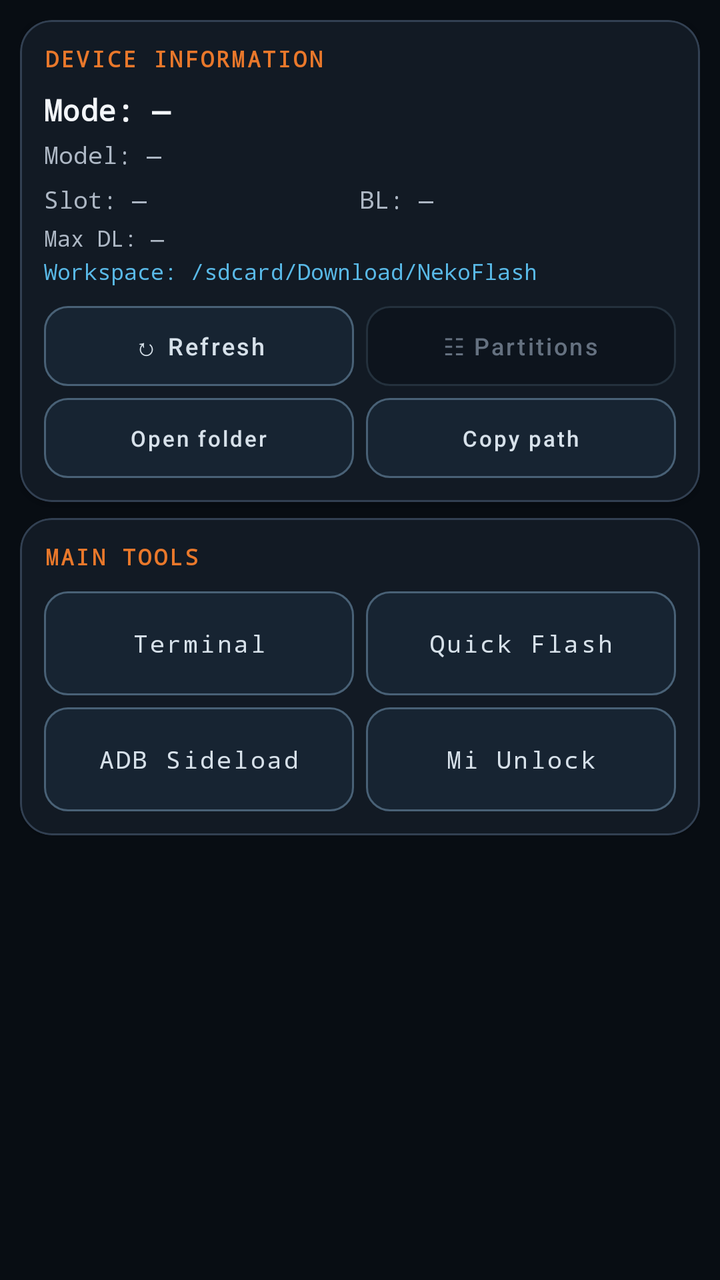
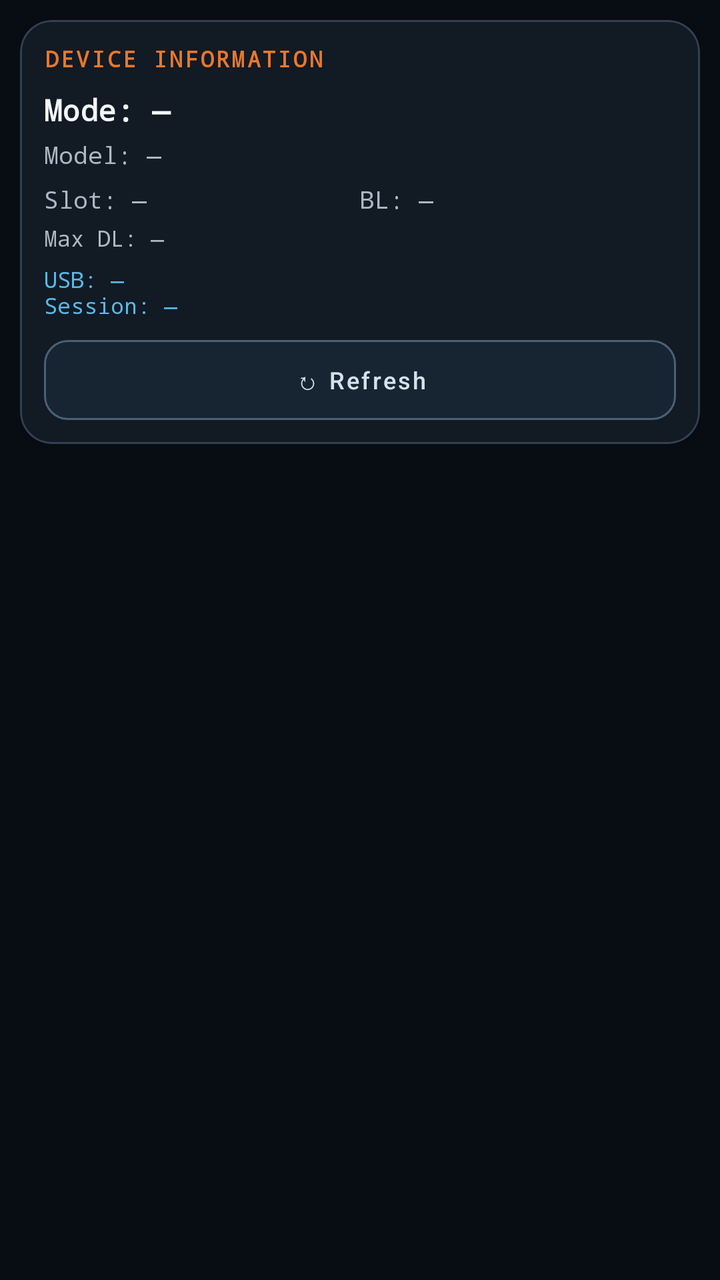

Screens rendered from an Android XML layout before and after an edit, with the pre-edit source and the edit as a unified diff.
<!-- AndroidManifest.xml: application theme Theme.NekoFlash -->
<!-- res/layout/page_home.xml -->
<?xml version="1.0" encoding="utf-8"?>
<ScrollView
    xmlns:android="http://schemas.android.com/apk/res/android"
    xmlns:app="http://schemas.android.com/apk/res-auto"
    android:id="@+id/pageHome"
    android:layout_width="match_parent"
    android:layout_height="match_parent"
    android:overScrollMode="ifContentScrolls">

    <LinearLayout
        android:layout_width="match_parent"
        android:layout_height="wrap_content"
        android:orientation="vertical"
        android:padding="10dp">

        
        <com.google.android.material.card.MaterialCardView
            android:id="@+id/cardHomeDeviceInfo"
            android:layout_width="match_parent"
            android:layout_height="wrap_content"
            app:cardBackgroundColor="@color/bg_card"
            app:cardCornerRadius="16dp"
            app:strokeColor="@color/stroke"
            app:strokeWidth="1dp">

            <LinearLayout
                android:layout_width="match_parent"
                android:layout_height="wrap_content"
                android:orientation="vertical"
                android:padding="12dp">

                <TextView
                    android:layout_width="match_parent"
                    android:layout_height="wrap_content"
                    android:text="@string/layout_device_title"
                    android:textColor="@color/accent"
                    android:textSize="11sp"
                    android:textStyle="bold"
                    android:letterSpacing="0.1"
                    android:fontFamily="monospace" />

                <TextView
                    android:id="@+id/tvDeviceModeValue"
                    android:layout_width="match_parent"
                    android:layout_height="wrap_content"
                    android:layout_marginTop="8dp"
                    android:text="@string/layout_mode_empty"
                    android:textColor="@color/text_primary"
                    android:textSize="15sp"
                    android:textStyle="bold"
                    android:fontFamily="monospace" />

                <TextView
                    android:id="@+id/tvDeviceProductValue"
                    android:layout_width="match_parent"
                    android:layout_height="wrap_content"
                    android:layout_marginTop="4dp"
                    android:text="@string/layout_model_empty"
                    android:textColor="@color/text_secondary"
                    android:textSize="12sp"
                    android:fontFamily="monospace" />

                
                <LinearLayout
                    android:layout_width="match_parent"
                    android:layout_height="wrap_content"
                    android:layout_marginTop="6dp"
                    android:orientation="horizontal">

                    <TextView
                        android:id="@+id/tvDeviceSlotValue"
                        android:layout_width="0dp"
                        android:layout_height="wrap_content"
                        android:layout_weight="1"
                        android:text="@string/layout_slot_empty"
                        android:textColor="@color/text_secondary"
                        android:textSize="12sp"
                        android:fontFamily="monospace" />

                    <TextView
                        android:id="@+id/tvDeviceUnlockedValue"
                        android:layout_width="0dp"
                        android:layout_height="wrap_content"
                        android:layout_weight="1"
                        android:text="@string/layout_bl_empty"
                        android:textColor="@color/text_secondary"
                        android:textSize="12sp"
                        android:fontFamily="monospace" />
                </LinearLayout>

                <TextView
                    android:id="@+id/tvDeviceMaxDownloadValue"
                    android:layout_width="match_parent"
                    android:layout_height="wrap_content"
                    android:layout_marginTop="4dp"
                    android:text="@string/layout_max_dl_empty"
                    android:textColor="@color/text_secondary"
                    android:textSize="11sp"
                    android:fontFamily="monospace" />

                <TextView
                    android:id="@+id/tvDeviceWorkspaceValue"
                    android:layout_width="match_parent"
                    android:layout_height="wrap_content"
                    android:layout_marginTop="2dp"
                    android:text="@string/device_workspace_placeholder"
                    android:textIsSelectable="true"
                    android:textColor="@color/status_info"
                    android:textSize="11sp"
                    android:fontFamily="monospace" />

                
                <LinearLayout
                    android:layout_width="match_parent"
                    android:layout_height="wrap_content"
                    android:layout_marginTop="10dp"
                    android:orientation="horizontal">

                    <com.google.android.material.button.MaterialButton
                        style="@style/Widget.NekoFlash.SecondaryAction"
                        android:id="@+id/btnHomeRefreshData"
                        android:layout_width="0dp"
                        android:layout_height="40dp"
                        android:layout_weight="1"
                        android:text="@string/layout_refresh"
                        android:textSize="12sp" />

                    <com.google.android.material.button.MaterialButton
                        style="@style/Widget.NekoFlash.SecondaryAction"
                        android:id="@+id/btnHomePartitions"
                        android:layout_width="0dp"
                        android:layout_height="40dp"
                        android:layout_weight="1"
                        android:layout_marginStart="6dp"
                        android:enabled="false"
                        android:text="@string/layout_partitions"
                        android:textSize="12sp" />
                </LinearLayout>

                <LinearLayout
                    android:layout_width="match_parent"
                    android:layout_height="wrap_content"
                    android:layout_marginTop="6dp"
                    android:orientation="horizontal">

                    <com.google.android.material.button.MaterialButton
                        style="@style/Widget.NekoFlash.SecondaryAction"
                        android:id="@+id/btnHomeOpenWorkspace"
                        android:layout_width="0dp"
                        android:layout_height="40dp"
                        android:layout_weight="1"
                        android:text="@string/home_open_workspace"
                        android:textSize="11sp" />

                    <com.google.android.material.button.MaterialButton
                        style="@style/Widget.NekoFlash.SecondaryAction"
                        android:id="@+id/btnHomeCopyWorkspace"
                        android:layout_width="0dp"
                        android:layout_height="40dp"
                        android:layout_weight="1"
                        android:layout_marginStart="6dp"
                        android:text="@string/home_copy_workspace"
                        android:textSize="11sp" />
                </LinearLayout>
            </LinearLayout>
        </com.google.android.material.card.MaterialCardView>

        
        <com.google.android.material.card.MaterialCardView
            android:id="@+id/cardHomePrimaryActions"
            android:layout_width="match_parent"
            android:layout_height="wrap_content"
            android:layout_marginTop="8dp"
            app:cardBackgroundColor="@color/bg_card"
            app:cardCornerRadius="16dp"
            app:strokeColor="@color/stroke"
            app:strokeWidth="1dp">

            <LinearLayout
                android:layout_width="match_parent"
                android:layout_height="wrap_content"
                android:orientation="vertical"
                android:padding="12dp">

                <TextView
                    android:layout_width="match_parent"
                    android:layout_height="wrap_content"
                    android:text="@string/home_primary_actions_title"
                    android:textColor="@color/accent"
                    android:textSize="11sp"
                    android:textStyle="bold"
                    android:letterSpacing="0.1"
                    android:fontFamily="monospace" />

                <LinearLayout
                    android:layout_width="match_parent"
                    android:layout_height="wrap_content"
                    android:layout_marginTop="10dp"
                    android:orientation="horizontal">

                    <com.google.android.material.button.MaterialButton
                        style="@style/Widget.NekoFlash.PartitionTile"
                        android:id="@+id/btnHomeTerminal"
                        android:layout_width="0dp"
                        android:layout_height="52dp"
                        android:layout_weight="1"
                        android:text="@string/home_action_terminal"
                        android:textAllCaps="false"
                        android:textSize="12sp" />

                    <com.google.android.material.button.MaterialButton
                        style="@style/Widget.NekoFlash.PartitionTile"
                        android:id="@+id/btnHomeQuickFlash"
                        android:layout_width="0dp"
                        android:layout_height="52dp"
                        android:layout_weight="1"
                        android:layout_marginStart="6dp"
                        android:text="@string/home_action_quick_flash"
                        android:textAllCaps="false"
                        android:textSize="12sp" />
                </LinearLayout>

                <LinearLayout
                    android:layout_width="match_parent"
                    android:layout_height="wrap_content"
                    android:layout_marginTop="6dp"
                    android:orientation="horizontal">

                    <com.google.android.material.button.MaterialButton
                        style="@style/Widget.NekoFlash.PartitionTile"
                        android:id="@+id/btnHomeSideload"
                        android:layout_width="0dp"
                        android:layout_height="52dp"
                        android:layout_weight="1"
                        android:text="@string/home_action_sideload"
                        android:textAllCaps="false"
                        android:textSize="12sp" />

                    <com.google.android.material.button.MaterialButton
                        style="@style/Widget.NekoFlash.PartitionTile"
                        android:id="@+id/btnHomeMiUnlock"
                        android:layout_width="0dp"
                        android:layout_height="52dp"
                        android:layout_weight="1"
                        android:layout_marginStart="6dp"
                        android:text="@string/home_action_mi_unlock"
                        android:textAllCaps="false"
                        android:textSize="12sp" />
                </LinearLayout>
            </LinearLayout>
        </com.google.android.material.card.MaterialCardView>

        
        <com.google.android.material.card.MaterialCardView
            android:id="@+id/cardOperationCenter"
            android:layout_width="match_parent"
            android:layout_height="wrap_content"
            android:layout_marginTop="8dp"
            android:visibility="gone"
            app:cardBackgroundColor="@color/bg_card"
            app:cardCornerRadius="16dp"
            app:strokeColor="#181D24"
            app:strokeWidth="1dp">

            <LinearLayout
                android:layout_width="match_parent"
                android:layout_height="wrap_content"
                android:orientation="vertical"
                android:padding="12dp">

                <TextView
                    android:layout_width="match_parent"
                    android:layout_height="wrap_content"
                    android:text="@string/layout_operation_center_title"
                    android:textColor="@color/accent"
                    android:textSize="11sp"
                    android:textStyle="bold"
                    android:letterSpacing="0.1"
                    android:fontFamily="monospace" />

                <TextView
                    android:id="@+id/tvOperationCenterStatus"
                    android:layout_width="match_parent"
                    android:layout_height="wrap_content"
                    android:layout_marginTop="8dp"
                    android:background="@color/bg_console"
                    android:padding="8dp"
                    android:text="@string/layout_operation_center_idle"
                    android:textColor="@color/text_secondary"
                    android:textSize="12sp"
                    android:fontFamily="monospace" />

                <TextView
                    android:id="@+id/tvOperationCenterLastEvent"
                    android:layout_width="match_parent"
                    android:layout_height="wrap_content"
                    android:layout_marginTop="6dp"
                    android:text="@string/layout_operation_center_last_event_empty"
                    android:textColor="@color/text_secondary"
                    android:textSize="11sp"
                    android:lineSpacingExtra="2dp"
                    android:fontFamily="monospace" />

                <TextView
                    android:id="@+id/tvOperationStepQueue"
                    android:layout_width="match_parent"
                    android:layout_height="wrap_content"
                    android:layout_marginTop="6dp"
                    android:background="@color/bg_console"
                    android:padding="8dp"
                    android:text="@string/layout_operation_steps_empty"
                    android:textColor="@color/text_secondary"
                    android:textSize="11sp"
                    android:lineSpacingExtra="2dp"
                    android:fontFamily="monospace" />

                <LinearLayout
                    android:layout_width="match_parent"
                    android:layout_height="wrap_content"
                    android:layout_marginTop="8dp"
                    android:orientation="horizontal">

                    <com.google.android.material.button.MaterialButton
                        android:id="@+id/btnOperationCenterConsole"
                        android:layout_width="0dp"
                        android:layout_height="40dp"
                        android:layout_weight="1"
                        android:insetTop="0dp"
                        android:insetBottom="0dp"
                        android:text="@string/layout_operation_console"
                        android:textAllCaps="false"
                        android:textColor="@color/text_primary"
                        android:textSize="11sp"
                        android:fontFamily="monospace"
                        app:backgroundTint="@color/bg_card"
                        app:cornerRadius="12dp" />

                    
                    <com.google.android.material.button.MaterialButton
                        android:id="@+id/btnReportsMenu"
                        android:layout_width="0dp"
                        android:layout_height="40dp"
                        android:layout_weight="1"
                        android:layout_marginStart="6dp"
                        android:insetTop="0dp"
                        android:insetBottom="0dp"
                        android:text="@string/layout_reports_menu"
                        android:textAllCaps="false"
                        android:textColor="@color/text_primary"
                        android:textSize="11sp"
                        android:fontFamily="monospace"
                        app:backgroundTint="@color/bg_card"
                        app:cornerRadius="12dp"
                        app:icon="@drawable/ic_nf_reports"
                        app:iconGravity="textStart"
                        app:iconSize="16dp"
                        app:iconTint="@color/accent" />
                </LinearLayout>

                <LinearLayout
                    android:layout_width="match_parent"
                    android:layout_height="wrap_content"
                    android:layout_marginTop="6dp"
                    android:orientation="horizontal">

                    <com.google.android.material.button.MaterialButton
                        android:id="@+id/btnOperationCenterCancel"
                        android:layout_width="match_parent"
                        android:layout_height="40dp"
                        android:insetTop="0dp"
                        android:insetBottom="0dp"
                        android:text="@string/layout_operation_cancel"
                        android:textAllCaps="false"
                        android:textColor="#E06C75"
                        android:textSize="11sp"
                        android:fontFamily="monospace"
                        app:backgroundTint="#32171A"
                        app:cornerRadius="12dp" />

                    
                </LinearLayout>
            </LinearLayout>
        </com.google.android.material.card.MaterialCardView>




    </LinearLayout>
</ScrollView>
<!-- resources referenced by this layout -->
<resources>
  <color name="accent">#E9782B</color>
  <color name="bg_card">#121A24</color>
  <color name="bg_console">#080D13</color>
  <color name="status_info">#59B9E7</color>
  <color name="stroke">#324052</color>
  <color name="text_primary">#F3F6FA</color>
  <color name="text_secondary">#AEB8C5</color>
  <!-- drawable ic_nf_reports (drawable) -->
  <vector xmlns:android="http://schemas.android.com/apk/res/android" android:width="24dp" android:height="24dp" android:viewportWidth="24" android:viewportHeight="24">
      <path android:fillColor="#F97316" android:pathData="M6,2h9l5,5v15H6a2,2 0,0 1,-2 -2V4a2,2 0,0 1,2 -2zM14,3.5V8h4.5L14,3.5zM7,11h10v2H7v-2zM7,15h10v2H7v-2zM7,19h7v2H7v-2z"/>
  </vector>
  <string name="device_workspace_placeholder">Workspace: /sdcard/Download/NekoFlash</string>
  <string name="home_action_mi_unlock">Mi Unlock</string>
  <string name="home_action_quick_flash">Quick Flash</string>
  <string name="home_action_sideload">ADB Sideload</string>
  <string name="home_action_terminal">Terminal</string>
  <string name="home_copy_workspace">Copy path</string>
  <string name="home_open_workspace">Open folder</string>
  <string name="home_primary_actions_title">MAIN TOOLS</string>
  <string name="layout_bl_empty">BL: —</string>
  <string name="layout_device_title">DEVICE INFORMATION</string>
  <string name="layout_max_dl_empty">Max DL: —</string>
  <string name="layout_mode_empty">Mode: —</string>
  <string name="layout_model_empty">Model: —</string>
  <string name="layout_operation_cancel">Cancel operation</string>
  <string name="layout_operation_center_idle">IDLE — no active write operation</string>
  <string name="layout_operation_center_last_event_empty">Last event: —</string>
  <string name="layout_operation_center_title">OPERATION CENTER</string>
  <string name="layout_operation_console">Console</string>
  <string name="layout_operation_steps_empty">Step queue: no active plan yet</string>
  <string name="layout_partitions">☷ Partitions</string>
  <string name="layout_refresh">↻ Refresh</string>
  <string name="layout_reports_menu">📋 Reports</string>
  <string name="layout_slot_empty">Slot: —</string>
  <style name="Widget.NekoFlash.PartitionTile" parent="Widget.MaterialComponents.Button.OutlinedButton">
          <item name="android:insetTop">0dp</item>
          <item name="android:insetBottom">0dp</item>
          <item name="android:textAllCaps">false</item>
          <item name="android:fontFamily">monospace</item>
          <item name="android:textColor">@color/nf_action_tile_text</item>
          <item name="android:elevation">0dp</item>
          <item name="backgroundTint">@color/nf_action_tile_background</item>
          <item name="strokeColor">@color/nf_action_tile_stroke</item>
          <item name="strokeWidth">1dp</item>
          <item name="rippleColor">@color/nf_button_ripple</item>
          <item name="cornerRadius">12dp</item>
      </style>
  <style name="Theme.NekoFlash" parent="@style/NekoFlashThemeBase" />
  <color name="accent_pressed">#CC5D18</color>
  <color name="on_accent">#0A0D12</color>
  <color name="accent_soft">#F1A56D</color>
  <color name="bg_base">#080D13</color>
  <style name="ThemeOverlay.NekoFlash.BottomSheetDialog" parent="ThemeOverlay.MaterialComponents.BottomSheetDialog">
          <item name="bottomSheetStyle">@style/Widget.NekoFlash.BottomSheet</item>
      </style>
  <color name="bg_elevated">#192431</color>
  <style name="Widget.NekoFlash.BottomSheet" parent="Widget.MaterialComponents.BottomSheet.Modal">
          <item name="android:background">@drawable/bg_bottom_sheet</item>
      </style>
  <!-- unchanged entries left out for length: 4 -->
</resources>

<!-- the commit's change to res/layout/page_home.xml (unified diff, before → after) -->
@@ -102,154 +102,23 @@
                     android:id="@+id/tvDeviceWorkspaceValue"
                     android:layout_width="match_parent"
                     android:layout_height="wrap_content"
-                    android:layout_marginTop="2dp"
-                    android:text="@string/device_workspace_placeholder"
-                    android:textIsSelectable="true"
+                    android:layout_marginTop="6dp"
+                    android:text="@string/device_transport_placeholder"
                     android:textColor="@color/status_info"
                     android:textSize="11sp"
                     android:fontFamily="monospace" />
 
                 
-                <LinearLayout
-                    android:layout_width="match_parent"
-                    android:layout_height="wrap_content"
+                <com.google.android.material.button.MaterialButton
+                    style="@style/Widget.NekoFlash.SecondaryAction"
+                    android:id="@+id/btnHomeRefreshData"
+                    android:layout_width="match_parent"
+                    android:layout_height="40dp"
                     android:layout_marginTop="10dp"
-                    android:orientation="horizontal">
-
-                    <com.google.android.material.button.MaterialButton
-                        style="@style/Widget.NekoFlash.SecondaryAction"
-                        android:id="@+id/btnHomeRefreshData"
-                        android:layout_width="0dp"
-                        android:layout_height="40dp"
-                        android:layout_weight="1"
-                        android:text="@string/layout_refresh"
-                        android:textSize="12sp" />
-
-                    <com.google.android.material.button.MaterialButton
-                        style="@style/Widget.NekoFlash.SecondaryAction"
-                        android:id="@+id/btnHomePartitions"
-                        android:layout_width="0dp"
-                        android:layout_height="40dp"
-                        android:layout_weight="1"
-                        android:layout_marginStart="6dp"
-                        android:enabled="false"
-                        android:text="@string/layout_partitions"
-                        android:textSize="12sp" />
-                </LinearLayout>
-
-                <LinearLayout
-                    android:layout_width="match_parent"
-                    android:layout_height="wrap_content"
-                    android:layout_marginTop="6dp"
-                    android:orientation="horizontal">
-
-                    <com.google.android.material.button.MaterialButton
-                        style="@style/Widget.NekoFlash.SecondaryAction"
-                        android:id="@+id/btnHomeOpenWorkspace"
-                        android:layout_width="0dp"
-                        android:layout_height="40dp"
-                        android:layout_weight="1"
-                        android:text="@string/home_open_workspace"
-                        android:textSize="11sp" />
-
-                    <com.google.android.material.button.MaterialButton
-                        style="@style/Widget.NekoFlash.SecondaryAction"
-                        android:id="@+id/btnHomeCopyWorkspace"
-                        android:layout_width="0dp"
-                        android:layout_height="40dp"
-                        android:layout_weight="1"
-                        android:layout_marginStart="6dp"
-                        android:text="@string/home_copy_workspace"
-                        android:textSize="11sp" />
-                </LinearLayout>
+                    android:text="@string/layout_refresh"
+                    android:textSize="12sp" />
             </LinearLayout>
         </com.google.android.material.card.MaterialCardView>
-
-        
-        <com.google.android.material.card.MaterialCardView
-            android:id="@+id/cardHomePrimaryActions"
-            android:layout_width="match_parent"
-            android:layout_height="wrap_content"
-            android:layout_marginTop="8dp"
-            app:cardBackgroundColor="@color/bg_card"
-            app:cardCornerRadius="16dp"
-            app:strokeColor="@color/stroke"
-            app:strokeWidth="1dp">
-
-            <LinearLayout
-                android:layout_width="match_parent"
-                android:layout_height="wrap_content"
-                android:orientation="vertical"
-                android:padding="12dp">
-
-                <TextView
-                    android:layout_width="match_parent"
-                    android:layout_height="wrap_content"
-                    android:text="@string/home_primary_actions_title"
-                    android:textColor="@color/accent"
-                    android:textSize="11sp"
-                    android:textStyle="bold"
-                    android:letterSpacing="0.1"
-                    android:fontFamily="monospace" />
-
-                <LinearLayout
-                    android:layout_width="match_parent"
-                    android:layout_height="wrap_content"
-                    android:layout_marginTop="10dp"
-                    android:orientation="horizontal">
-
-                    <com.google.android.material.button.MaterialButton
-                        style="@style/Widget.NekoFlash.PartitionTile"
-                        android:id="@+id/btnHomeTerminal"
-                        android:layout_width="0dp"
-                        android:layout_height="52dp"
-                        android:layout_weight="1"
-                        android:text="@string/home_action_terminal"
-                        android:textAllCaps="false"
-                        android:textSize="12sp" />
-
-                    <com.google.android.material.button.MaterialButton
-                        style="@style/Widget.NekoFlash.PartitionTile"
-                        android:id="@+id/btnHomeQuickFlash"
-                        android:layout_width="0dp"
-                        android:layout_height="52dp"
-                        android:layout_weight="1"
-                        android:layout_marginStart="6dp"
-                        android:text="@string/home_action_quick_flash"
-                        android:textAllCaps="false"
-                        android:textSize="12sp" />
-                </LinearLayout>
-
-                <LinearLayout
-                    android:layout_width="match_parent"
-                    android:layout_height="wrap_content"
-                    android:layout_marginTop="6dp"
-                    android:orientation="horizontal">
-
-                    <com.google.android.material.button.MaterialButton
-                        style="@style/Widget.NekoFlash.PartitionTile"
-                        android:id="@+id/btnHomeSideload"
-                        android:layout_width="0dp"
-                        android:layout_height="52dp"
-                        android:layout_weight="1"
-                        android:text="@string/home_action_sideload"
-                        android:textAllCaps="false"
-                        android:textSize="12sp" />
-
-                    <com.google.android.material.button.MaterialButton
-                        style="@style/Widget.NekoFlash.PartitionTile"
-                        android:id="@+id/btnHomeMiUnlock"
-                        android:layout_width="0dp"
-                        android:layout_height="52dp"
-                        android:layout_weight="1"
-                        android:layout_marginStart="6dp"
-                        android:text="@string/home_action_mi_unlock"
-                        android:textAllCaps="false"
-                        android:textSize="12sp" />
-                </LinearLayout>
-            </LinearLayout>
-        </com.google.android.material.card.MaterialCardView>
-
         
         <com.google.android.material.card.MaterialCardView
             android:id="@+id/cardOperationCenter"
<!-- resource entries referenced after the edit -->
@@ -11,14 +11,7 @@
   <vector xmlns:android="http://schemas.android.com/apk/res/android" android:width="24dp" android:height="24dp" android:viewportWidth="24" android:viewportHeight="24">
       <path android:fillColor="#F97316" android:pathData="M6,2h9l5,5v15H6a2,2 0,0 1,-2 -2V4a2,2 0,0 1,2 -2zM14,3.5V8h4.5L14,3.5zM7,11h10v2H7v-2zM7,15h10v2H7v-2zM7,19h7v2H7v-2z"/>
   </vector>
-  <string name="device_workspace_placeholder">Workspace: /sdcard/Download/NekoFlash</string>
-  <string name="home_action_mi_unlock">Mi Unlock</string>
-  <string name="home_action_quick_flash">Quick Flash</string>
-  <string name="home_action_sideload">ADB Sideload</string>
-  <string name="home_action_terminal">Terminal</string>
-  <string name="home_copy_workspace">Copy path</string>
-  <string name="home_open_workspace">Open folder</string>
-  <string name="home_primary_actions_title">MAIN TOOLS</string>
+  <string name="device_transport_placeholder">USB: —\nSession: —</string>
   <string name="layout_bl_empty">BL: —</string>
   <string name="layout_device_title">DEVICE INFORMATION</string>
   <string name="layout_max_dl_empty">Max DL: —</string>
@@ -30,23 +23,9 @@
   <string name="layout_operation_center_title">OPERATION CENTER</string>
   <string name="layout_operation_console">Console</string>
   <string name="layout_operation_steps_empty">Step queue: no active plan yet</string>
-  <string name="layout_partitions">☷ Partitions</string>
   <string name="layout_refresh">↻ Refresh</string>
   <string name="layout_reports_menu">📋 Reports</string>
   <string name="layout_slot_empty">Slot: —</string>
-  <style name="Widget.NekoFlash.PartitionTile" parent="Widget.MaterialComponents.Button.OutlinedButton">
-          <item name="android:insetTop">0dp</item>
-          <item name="android:insetBottom">0dp</item>
-          <item name="android:textAllCaps">false</item>
-          <item name="android:fontFamily">monospace</item>
-          <item name="android:textColor">@color/nf_action_tile_text</item>
-          <item name="android:elevation">0dp</item>
-          <item name="backgroundTint">@color/nf_action_tile_background</item>
-          <item name="strokeColor">@color/nf_action_tile_stroke</item>
-          <item name="strokeWidth">1dp</item>
-          <item name="rippleColor">@color/nf_button_ripple</item>
-          <item name="cornerRadius">12dp</item>
-      </style>
   <style name="Theme.NekoFlash" parent="@style/NekoFlashThemeBase" />
   <color name="accent_pressed">#CC5D18</color>
   <color name="on_accent">#0A0D12</color>
